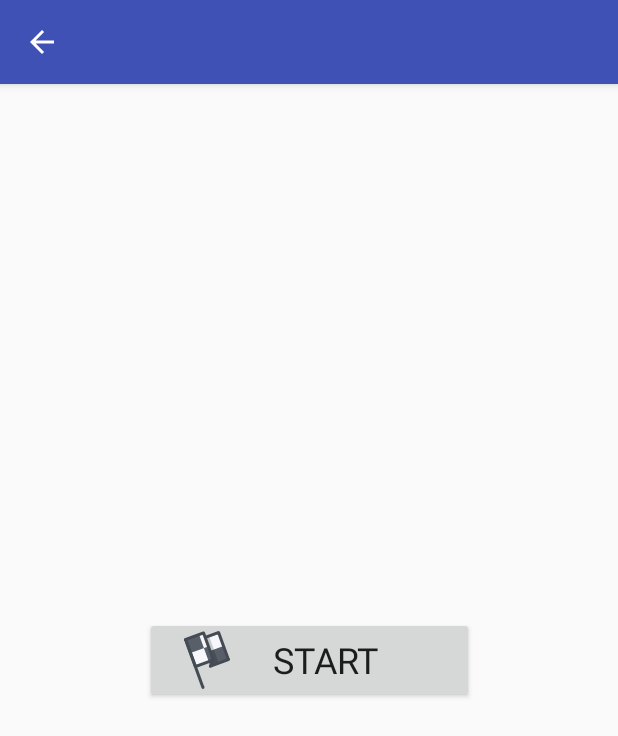
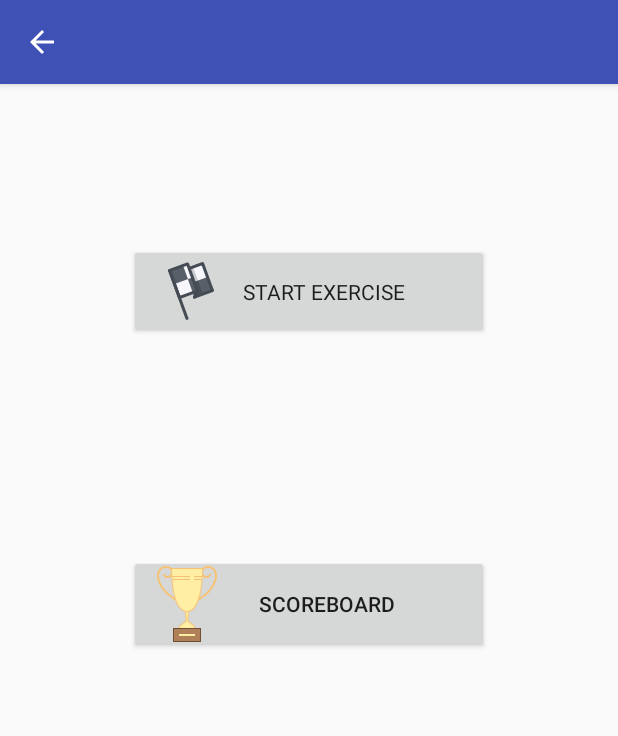
Before and after one commit to apicelladino/RepositoryTesi, an Android app: the PredictActivity screen opened directly, with no data from a screen before it, on a phone screen of 412 x 824 dp. Shown: the top 736 px of the screen. Run offline under Robolectric (Android 15) with nearby library versions, the phone set to English and light mode, and no system bars.

Commit message:
Add files via upload

```diff
--- a/HAR_PROJECT/src/main/res/layout/activity_predict.xml
+++ b/HAR_PROJECT/src/main/res/layout/activity_predict.xml
@@ -9,20 +9,39 @@
 
     <Button
         android:id="@+id/button"
-        android:layout_width="219dp"
-        android:layout_height="57dp"
+        android:layout_width="240dp"
+        android:layout_height="63dp"
         android:layout_marginBottom="8dp"
-        android:layout_marginEnd="8dp"
         android:layout_marginStart="8dp"
         android:layout_marginTop="8dp"
         android:drawableLeft="@mipmap/ic_bandiera"
         android:drawablePadding="-30dp"
         android:onClick="sendMessage"
         android:paddingLeft="20dp"
-        android:text="START"
-        android:textAppearance="@style/TextAppearance.AppCompat.Headline"
+        android:text="START EXERCISE"
+        android:textAppearance="@style/TextAppearance.AppCompat.Body1"
+        app:layout_constraintBottom_toBottomOf="parent"
+        app:layout_constraintEnd_toEndOf="@+id/buttonScore"
+        app:layout_constraintHorizontal_bias="1.0"
+        app:layout_constraintStart_toStartOf="@+id/buttonScore"
+        app:layout_constraintTop_toTopOf="parent"
+        app:layout_constraintVertical_bias="0.143" />
+
+    <Button
+        android:id="@+id/buttonScore"
+        android:layout_width="240dp"
+        android:layout_height="65dp"
+        android:layout_marginBottom="8dp"
+        android:layout_marginEnd="8dp"
+        android:layout_marginStart="8dp"
+        android:layout_marginTop="8dp"
+        android:drawableLeft="@mipmap/ic_trofeo"
+        android:drawablePadding="-30dp"
+        android:onClick="sendScore"
+        android:text="Scoreboard"
         app:layout_constraintBottom_toBottomOf="parent"
         app:layout_constraintEnd_toEndOf="parent"
         app:layout_constraintStart_toStartOf="parent"
-        app:layout_constraintTop_toTopOf="parent" />
+        app:layout_constraintTop_toTopOf="parent"
+        app:layout_constraintVertical_bias="0.446" />
 </android.support.constraint.ConstraintLayout>
```
Also changed, not shown: HAR_PROJECT/src/main/AndroidManifest.xml (+5 -2 lines), HAR_PROJECT/src/main/java/io/github/aqibsaeed/activityrecognition/LoginActivity.java (+18 -1 lines), HAR_PROJECT/src/main/java/io/github/aqibsaeed/activityrecognition/MainActivity.java (+56 -15 lines), HAR_PROJECT/src/main/java/io/github/aqibsaeed/activityrecognition/PredictActivity.java (+8 -2 lines), HAR_PROJECT/src/main/java/io/github/aqibsaeed/activityrecognition/ScoreboardActivity.java (added, +48 -0 lines), HAR_PROJECT/src/main/java/io/github/aqibsaeed/activityrecognition/WelcomeActivity.java (+17 -4 lines), HAR_PROJECT/src/main/res/layout/activity_main.xml (+7 -0 lines), HAR_PROJECT/src/main/res/layout/activity_scoreboard.xml (added, +21 -0 lines), HAR_PROJECT/src/main/res/layout/welcome.xml (+16 -0 lines), HAR_PROJECT/src/main/res/mipmap-hdpi/ic_trofeo.png (added).
